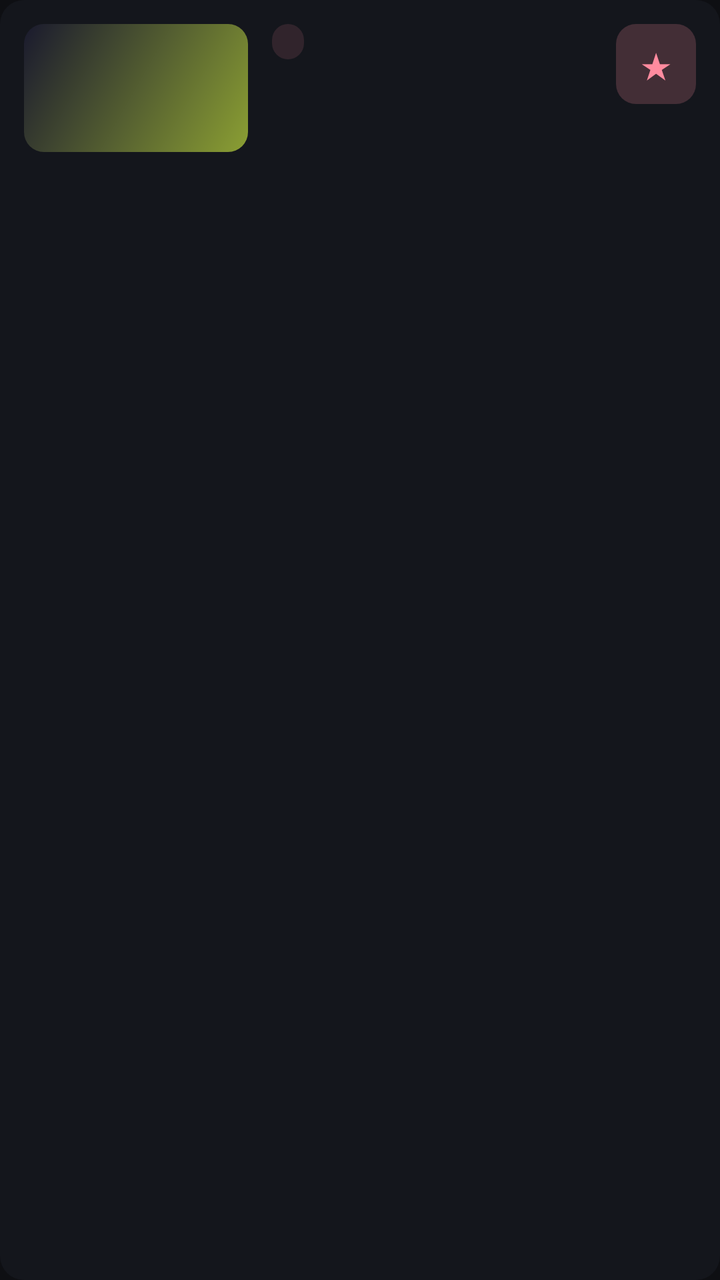
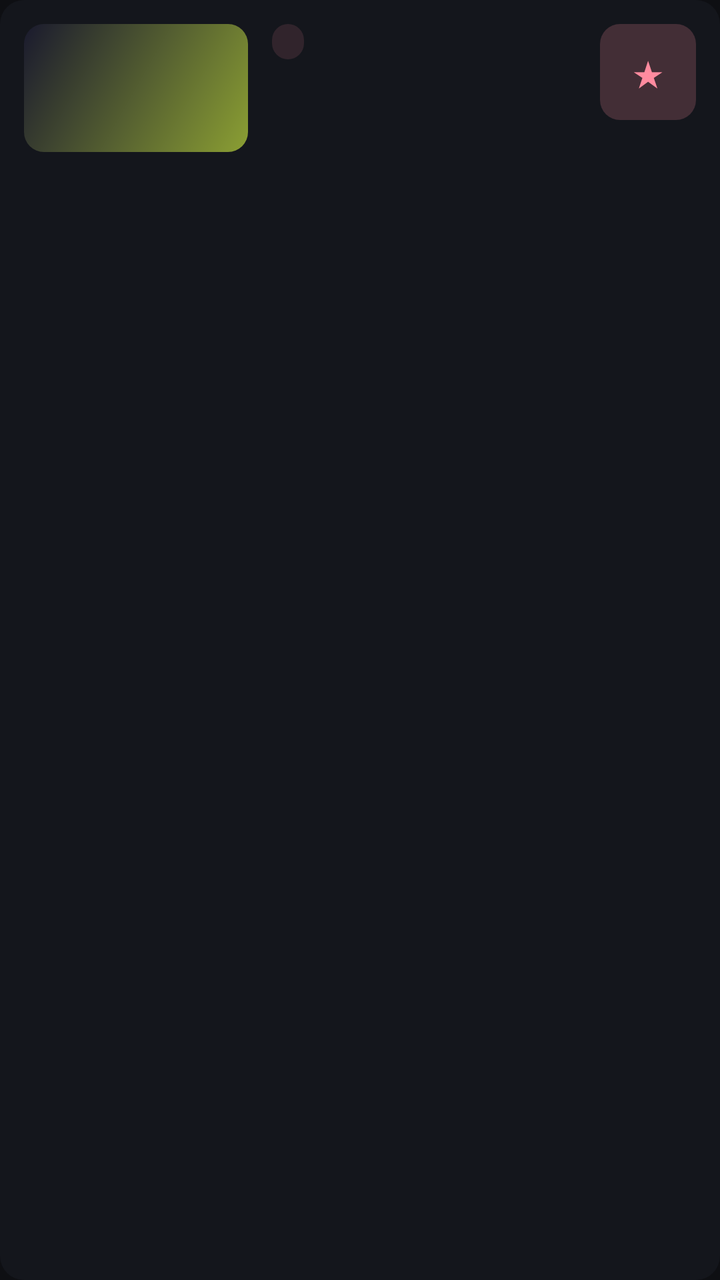

An Android layout rendered at two revisions. The XML below is the earlier revision; the diff shows what the commit changed to produce the second picture.
<!-- AndroidManifest.xml: application theme Theme.Meggy -->
<!-- res/layout/item_mylist_card.xml -->
<?xml version="1.0" encoding="utf-8"?>
<LinearLayout xmlns:android="http://schemas.android.com/apk/res/android"
    android:layout_width="match_parent"
    android:layout_height="wrap_content"
    android:layout_marginBottom="@dimen/spacing_md"
    android:background="@drawable/tile_focus_border"
    android:clickable="true"
    android:focusable="true"
    android:focusableInTouchMode="true"
    android:foreground="?attr/selectableItemBackground"
    android:orientation="horizontal"
    android:padding="@dimen/spacing_md">

    <FrameLayout
        android:layout_width="112dp"
        android:layout_height="64dp">

        <View
            android:id="@+id/mylistBg"
            android:layout_width="match_parent"
            android:layout_height="match_parent"
            android:background="@drawable/card_gradient_pink" />

        <ImageView
            android:id="@+id/mylistThumb"
            android:layout_width="match_parent"
            android:layout_height="match_parent"
            android:scaleType="centerCrop"
            android:visibility="gone"
            android:contentDescription="@string/thumb_desc" />

        <TextView
            android:id="@+id/mylistMonogram"
            android:layout_width="match_parent"
            android:layout_height="match_parent"
            android:gravity="center"
            android:textColor="@color/tile_title"
            android:textSize="20sp"
            android:textStyle="bold" />
    </FrameLayout>

    <LinearLayout
        android:layout_width="0dp"
        android:layout_height="wrap_content"
        android:layout_marginStart="@dimen/spacing_md"
        android:layout_weight="1"
        android:orientation="vertical">

        <TextView
            android:id="@+id/mylistTypeChip"
            android:layout_width="wrap_content"
            android:layout_height="wrap_content"
            android:background="@drawable/chip_badge"
            android:paddingHorizontal="@dimen/spacing_sm"
            android:paddingVertical="2dp"
            android:textColor="@color/md_primary"
            android:textSize="10sp"
            android:textStyle="bold" />

        <TextView
            android:id="@+id/mylistTitle"
            android:layout_width="match_parent"
            android:layout_height="wrap_content"
            android:layout_marginTop="4dp"
            android:ellipsize="end"
            android:maxLines="2"
            android:textColor="@color/md_on_surface"
            android:textSize="@dimen/text_card_title"
            android:textStyle="bold" />

        <TextView
            android:id="@+id/mylistMeta"
            android:layout_width="match_parent"
            android:layout_height="wrap_content"
            android:layout_marginTop="2dp"
            android:ellipsize="end"
            android:maxLines="1"
            android:textColor="@color/md_on_surface_variant"
            android:textSize="@dimen/text_card_subtitle" />

        <LinearLayout
            android:id="@+id/mylistProgressRow"
            android:layout_width="match_parent"
            android:layout_height="wrap_content"
            android:layout_marginTop="@dimen/spacing_sm"
            android:orientation="horizontal"
            android:visibility="gone">

            <ProgressBar
                android:id="@+id/mylistProgress"
                style="?android:attr/progressBarStyleHorizontal"
                android:layout_width="0dp"
                android:layout_height="4dp"
                android:layout_gravity="center_vertical"
                android:layout_weight="1"
                android:max="100"
                android:progressDrawable="@drawable/progress_horizontal" />

            <TextView
                android:id="@+id/mylistProgressText"
                android:layout_width="wrap_content"
                android:layout_height="wrap_content"
                android:layout_marginStart="@dimen/spacing_sm"
                android:textColor="@color/md_primary"
                android:textSize="@dimen/text_card_progress" />
        </LinearLayout>

        <androidx.appcompat.widget.AppCompatButton
            android:id="@+id/mylistContinue"
            android:layout_width="wrap_content"
            android:layout_height="40dp"
            android:layout_marginTop="@dimen/spacing_sm"
            android:background="@drawable/btn_primary_pill"
            android:paddingHorizontal="@dimen/spacing_lg"
            android:text="Continuar"
            android:textColor="@color/md_on_primary"
            android:textSize="@dimen/text_chip"
            android:textStyle="bold"
            android:visibility="gone" />
    </LinearLayout>

    <TextView
        android:id="@+id/mylistFav"
        android:layout_width="40dp"
        android:layout_height="40dp"
        android:layout_gravity="top"
        android:background="@drawable/badge_resume"
        android:clickable="true"
        android:contentDescription="@string/fav_desc"
        android:focusable="true"
        android:gravity="center"
        android:text="★"
        android:textColor="@color/md_primary"
        android:textSize="18sp" />
</LinearLayout>
<!-- resources referenced by this layout -->
<resources>
  <color name="md_on_primary">#FF2A0A13</color>
  <color name="md_on_surface">#FFEDEEF2</color>
  <color name="md_on_surface_variant">#FFB9BEC9</color>
  <color name="md_primary">#FFFF8B9F</color>
  <color name="tile_title">#FFFFFFFF</color>
  <dimen name="spacing_lg">16dp</dimen>
  <dimen name="spacing_md">12dp</dimen>
  <dimen name="spacing_sm">8dp</dimen>
  <dimen name="text_card_progress">12sp</dimen>
  <dimen name="text_card_subtitle">14sp</dimen>
  <dimen name="text_card_title">16sp</dimen>
  <dimen name="text_chip">13sp</dimen>
  <!-- drawable badge_resume (drawable) -->
  <?xml version="1.0" encoding="utf-8"?>
  <shape xmlns:android="http://schemas.android.com/apk/res/android"
      android:shape="rectangle">
      <solid android:color="#33FF8B9F" />
      <corners android:radius="10dp" />
  </shape>
  <!-- drawable card_gradient_pink (drawable) -->
  <?xml version="1.0" encoding="utf-8"?>
  <shape xmlns:android="http://schemas.android.com/apk/res/android" android:shape="rectangle">
      <gradient android:startColor="#FF8B9F33" android:endColor="#1a1a2e" android:angle="135" />
      <corners android:radius="10dp" />
  </shape>
  <!-- drawable chip_badge (drawable) -->
  <?xml version="1.0" encoding="utf-8"?>
  <shape xmlns:android="http://schemas.android.com/apk/res/android"
      android:shape="rectangle">
      <corners android:radius="@dimen/radius_sm" />
      <solid android:color="@color/hero_badge_bg" />
  </shape>
  <!-- drawable progress_horizontal (drawable) -->
  <?xml version="1.0" encoding="utf-8"?>
  <layer-list xmlns:android="http://schemas.android.com/apk/res/android">
      <item android:id="@android:id/background">
          <shape>
              <corners android:radius="2dp" />
              <solid android:color="@color/progress_track" />
          </shape>
      </item>
      <item android:id="@android:id/progress">
          <clip>
              <shape>
                  <corners android:radius="2dp" />
                  <solid android:color="@color/md_primary" />
              </shape>
          </clip>
      </item>
  </layer-list>
  <string name="fav_desc">Adicionar à Minha lista</string>
  <string name="thumb_desc">Thumbnail da aula</string>
  <dimen name="radius_pill">64dp</dimen>
  <dimen name="radius_sm">8dp</dimen>
  <color name="hero_badge_bg">#1FFF8B9F</color>
  <color name="progress_track">#33FFFFFF</color>
  <dimen name="radius_md">12dp</dimen>
  <color name="tile_bg_focused">#FF1E212B</color>
  <dimen name="focus_ring_width">3dp</dimen>
  <color name="tile_focus_ring">#FFFF8B9F</color>
  <color name="tile_bg">#FF14161C</color>
  <color name="md_primary_container">#FF3A2029</color>
  <color name="md_on_primary_container">#FFFFD9E0</color>
  <color name="md_secondary">#FFB3A6B0</color>
  <color name="md_on_secondary">#FF221A20</color>
  <color name="md_secondary_container">#FF2B2530</color>
  <color name="md_on_secondary_container">#FFE8DDE6</color>
  <color name="md_background">#FF0E0F13</color>
  <color name="md_surface">#FF14161C</color>
  <color name="md_surface_variant">#FF1E212B</color>
  <color name="md_on_background">#FFEDEEF2</color>
  <color name="md_outline">#FF3D4356</color>
  <color name="md_outline_variant">#FF262A36</color>
  <color name="md_error">#FFCF6679</color>
  <color name="md_on_error">#FF600014</color>
  <style name="Widget.Meggy.CardView" parent="Widget.Material3.CardView.Filled">
          <item name="cardBackgroundColor">@color/md_surface_container</item>
          <item name="cardCornerRadius">20dp</item>
          <item name="cardElevation">2dp</item>
          <item name="contentPadding">0dp</item>
          <item name="strokeWidth">0dp</item>
      </style>
  <color name="md_surface_container">#FF1A1D26</color>
  <!-- unchanged entries left out for length: 3 -->
</resources>

<!-- the commit's change to res/layout/item_mylist_card.xml (unified diff, before → after) -->
@@ -108,7 +108,7 @@
         <androidx.appcompat.widget.AppCompatButton
             android:id="@+id/mylistContinue"
             android:layout_width="wrap_content"
-            android:layout_height="40dp"
+            android:layout_height="@dimen/button_height"
             android:layout_marginTop="@dimen/spacing_sm"
             android:background="@drawable/btn_primary_pill"
             android:paddingHorizontal="@dimen/spacing_lg"
@@ -121,8 +121,8 @@
 
     <TextView
         android:id="@+id/mylistFav"
-        android:layout_width="40dp"
-        android:layout_height="40dp"
+        android:layout_width="@dimen/button_height"
+        android:layout_height="@dimen/button_height"
         android:layout_gravity="top"
         android:background="@drawable/badge_resume"
         android:clickable="true"
<!-- resource entries referenced after the edit -->
@@ -5,6 +5,7 @@
   <color name="md_on_surface_variant">#FFB9BEC9</color>
   <color name="md_primary">#FFFF8B9F</color>
   <color name="tile_title">#FFFFFFFF</color>
+  <dimen name="button_height">48dp</dimen>
   <dimen name="spacing_lg">16dp</dimen>
   <dimen name="spacing_md">12dp</dimen>
   <dimen name="spacing_sm">8dp</dimen>
